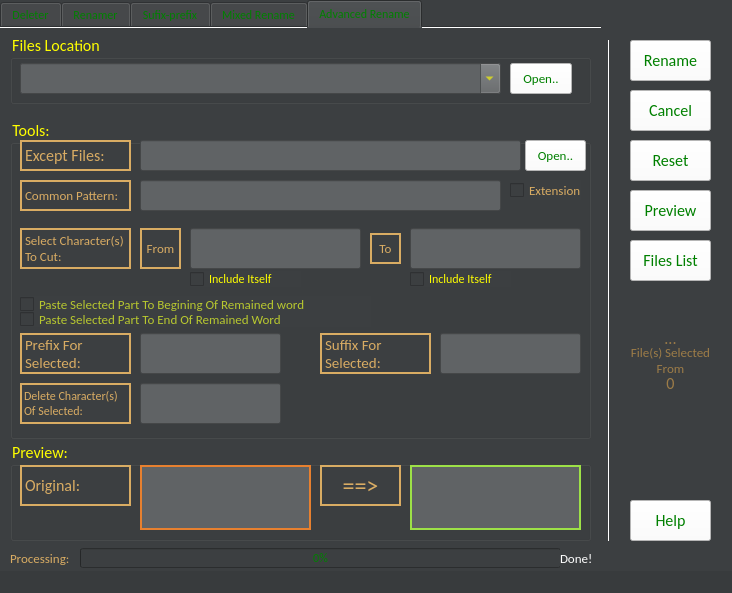
bestmahdi2/FileRenamer, file ProgramFile/FileRenamerQT.ui: the form before one commit.
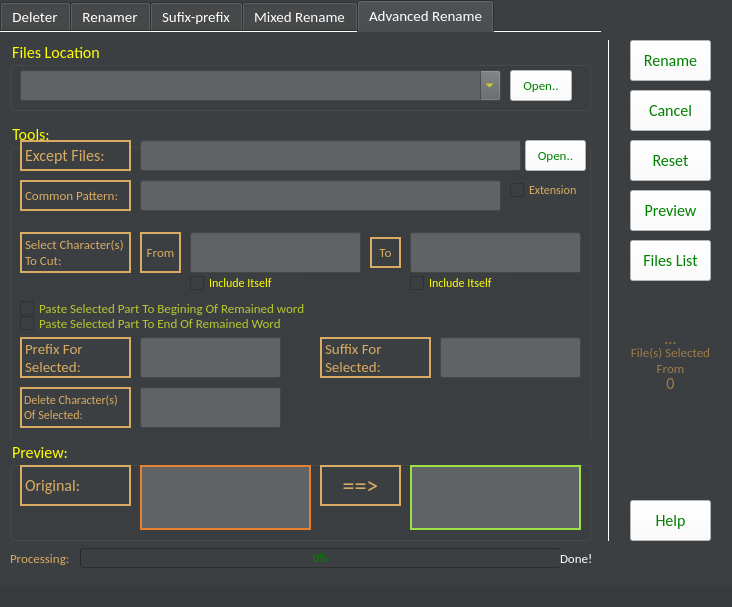
The form after the commit. The open tabs and pages were chosen to show the change.

Commit message: fix 'Except' Bcause it replace ' ,' to '' not ',' , and GUI color and size changed a little

The edit to the form file:
```diff
--- a/ProgramFile/FileRenamerQT.ui
+++ b/ProgramFile/FileRenamerQT.ui
@@ -10,7 +10,7 @@
     <x>0</x>
     <y>0</y>
     <width>732</width>
-    <height>593</height>
+    <height>607</height>
    </rect>
   </property>
   <property name="sizePolicy">
@@ -235,6 +235,7 @@
     <property name="font">
      <font>
       <family>Calibri</family>
+      <pointsize>11</pointsize>
       <weight>50</weight>
       <bold>false</bold>
      </font>
@@ -242,6 +243,9 @@
     <property name="statusTip">
      <string/>
     </property>
+    <property name="styleSheet">
+     <string notr="true">color:white</string>
+    </property>
     <property name="tabPosition">
      <enum>QTabWidget::North</enum>
     </property>
@@ -2778,7 +2782,7 @@
     <property name="geometry">
      <rect>
       <x>10</x>
-      <y>33</y>
+      <y>40</y>
       <width>581</width>
       <height>71</height>
      </rect>
@@ -3080,14 +3084,14 @@
      <rect>
       <x>510</x>
       <y>180</y>
-      <width>71</width>
+      <width>75</width>
       <height>20</height>
      </rect>
     </property>
     <property name="font">
      <font>
       <family>Calibri</family>
-      <pointsize>10</pointsize>
+      <pointsize>9</pointsize>
       <weight>50</weight>
       <bold>false</bold>
      </font>
```
Left out of the diff: 4 changed lines with no effect on the pictures. The commit also changes 2 other files.
